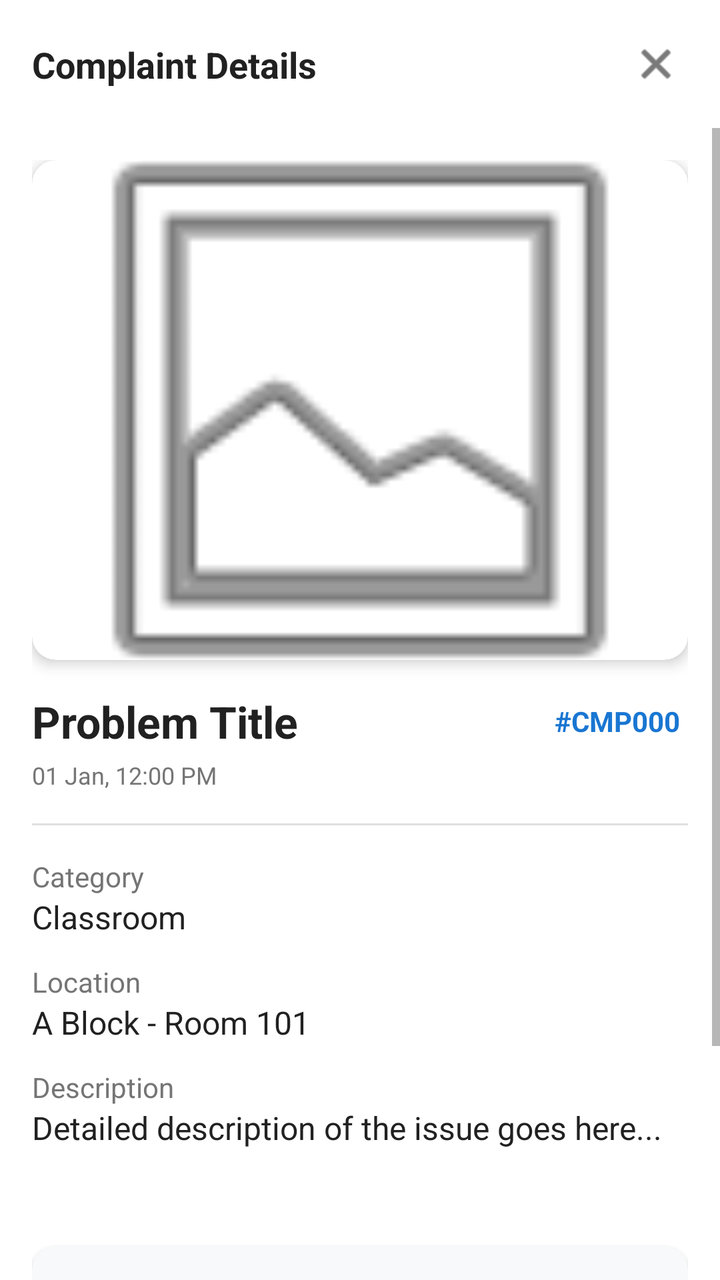
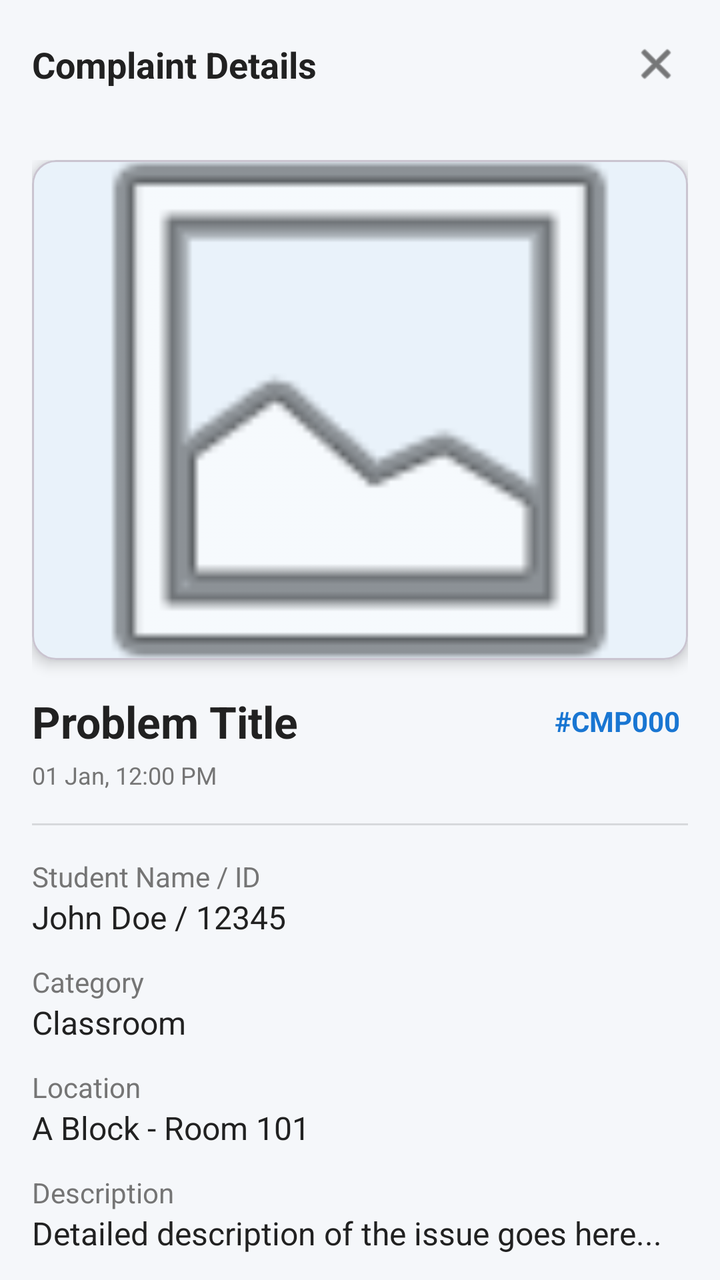

The first picture is an Android layout as it rendered before a commit; the second is the same layout after the commit. The layout source and the unified diff follow.
<!-- AndroidManifest.xml: application theme Theme.Demoapp -->
<!-- res/layout/activity_issue_detail.xml -->
<?xml version="1.0" encoding="utf-8"?>
<androidx.constraintlayout.widget.ConstraintLayout xmlns:android="http://schemas.android.com/apk/res/android"
    xmlns:app="http://schemas.android.com/apk/res-auto"
    xmlns:tools="http://schemas.android.com/tools"
    android:layout_width="match_parent"
    android:layout_height="match_parent"
    android:background="?attr/colorSurface">

    
    <androidx.constraintlayout.widget.ConstraintLayout
        android:id="@+id/detailHeader"
        android:layout_width="match_parent"
        android:layout_height="64dp"
        android:paddingHorizontal="16dp"
        app:layout_constraintTop_toTopOf="parent">

        <TextView
            android:layout_width="wrap_content"
            android:layout_height="wrap_content"
            android:text="Complaint Details"
            android:textColor="?android:attr/textColorPrimary"
            android:textSize="18sp"
            android:textStyle="bold"
            app:layout_constraintBottom_toBottomOf="parent"
            app:layout_constraintStart_toStartOf="parent"
            app:layout_constraintTop_toTopOf="parent" />

        <ImageView
            android:id="@+id/closeBtn"
            android:layout_width="32dp"
            android:layout_height="32dp"
            android:src="@android:drawable/ic_menu_close_clear_cancel"
            android:background="?attr/selectableItemBackgroundBorderless"
            android:clickable="true"
            android:focusable="true"
            android:padding="4dp"
            app:layout_constraintBottom_toBottomOf="parent"
            app:layout_constraintEnd_toEndOf="parent"
            app:layout_constraintTop_toTopOf="parent"
            app:tint="?android:attr/textColorPrimary" />

    </androidx.constraintlayout.widget.ConstraintLayout>

    <ScrollView
        android:layout_width="match_parent"
        android:layout_height="0dp"
        app:layout_constraintBottom_toBottomOf="parent"
        app:layout_constraintTop_toBottomOf="@id/detailHeader">

        <LinearLayout
            android:layout_width="match_parent"
            android:layout_height="wrap_content"
            android:orientation="vertical"
            android:padding="16dp">

            <androidx.cardview.widget.CardView
                android:layout_width="match_parent"
                android:layout_height="wrap_content"
                app:cardCornerRadius="12dp"
                app:cardElevation="4dp"
                android:layout_marginBottom="16dp">

                <ImageView
                    android:id="@+id/detailImage"
                    android:layout_width="match_parent"
                    android:layout_height="250dp"
                    android:scaleType="centerCrop"
                    android:src="@android:drawable/ic_menu_gallery" />
            </androidx.cardview.widget.CardView>

            <LinearLayout
                android:layout_width="match_parent"
                android:layout_height="wrap_content"
                android:orientation="horizontal"
                android:gravity="center_vertical">

                <TextView
                    android:id="@+id/detailTitle"
                    android:layout_width="0dp"
                    android:layout_height="wrap_content"
                    android:layout_weight="1"
                    android:text="Problem Title"
                    android:textSize="22sp"
                    android:textStyle="bold"
                    android:textColor="?android:attr/textColorPrimary" />

                <TextView
                    android:id="@+id/detailComplaintId"
                    android:layout_width="wrap_content"
                    android:layout_height="wrap_content"
                    android:text="#CMP000"
                    android:textSize="14sp"
                    android:textStyle="bold"
                    android:textColor="?attr/colorPrimary"
                    android:background="@android:color/transparent"
                    android:padding="4dp" />
            </LinearLayout>

            <TextView
                android:id="@+id/detailDateTime"
                android:layout_width="wrap_content"
                android:layout_height="wrap_content"
                android:text="01 Jan, 12:00 PM"
                android:textSize="12sp"
                android:layout_marginTop="4dp"
                android:textColor="?android:attr/textColorSecondary" />

            <View
                android:layout_width="match_parent"
                android:layout_height="1dp"
                android:background="?android:attr/dividerVertical"
                android:layout_marginTop="16dp"
                android:layout_marginBottom="16dp" />

            <TextView
                android:layout_width="wrap_content"
                android:layout_height="wrap_content"
                android:text="Category"
                android:textSize="14sp"
                android:textColor="?android:attr/textColorSecondary" />
            <TextView
                android:id="@+id/detailCategory"
                android:layout_width="wrap_content"
                android:layout_height="wrap_content"
                android:text="Classroom"
                android:textSize="16sp"
                android:textColor="?android:attr/textColorPrimary"
                android:layout_marginBottom="12dp" />

            <TextView
                android:layout_width="wrap_content"
                android:layout_height="wrap_content"
                android:text="Location"
                android:textSize="14sp"
                android:textColor="?android:attr/textColorSecondary" />
            <TextView
                android:id="@+id/detailLocation"
                android:layout_width="wrap_content"
                android:layout_height="wrap_content"
                android:text="A Block - Room 101"
                android:textSize="16sp"
                android:textColor="?android:attr/textColorPrimary"
                android:layout_marginBottom="12dp" />

            <TextView
                android:layout_width="wrap_content"
                android:layout_height="wrap_content"
                android:text="Description"
                android:textSize="14sp"
                android:textColor="?android:attr/textColorSecondary" />
            <TextView
                android:id="@+id/detailDescription"
                android:layout_width="match_parent"
                android:layout_height="wrap_content"
                android:text="Detailed description of the issue goes here..."
                android:textSize="16sp"
                android:textColor="?android:attr/textColorPrimary"
                android:layout_marginBottom="24dp" />

            
            <androidx.cardview.widget.CardView
                android:layout_width="match_parent"
                android:layout_height="wrap_content"
                android:layout_marginTop="24dp"
                app:cardCornerRadius="12dp"
                app:cardElevation="2dp"
                app:cardBackgroundColor="#F8F9FA">

                <LinearLayout
                    android:layout_width="match_parent"
                    android:layout_height="wrap_content"
                    android:orientation="vertical"
                    android:padding="16dp">

                    <TextView
                        android:layout_width="wrap_content"
                        android:layout_height="wrap_content"
                        android:text="Complaint Status History"
                        android:textStyle="bold"
                        android:textSize="16sp"
                        android:textColor="?attr/colorPrimary"
                        android:layout_marginBottom="16dp" />

                    
                    <LinearLayout
                        android:layout_width="match_parent"
                        android:layout_height="wrap_content"
                        android:orientation="horizontal"
                        android:layout_marginBottom="12dp">
                        <TextView
                            android:layout_width="0dp"
                            android:layout_height="wrap_content"
                            android:layout_weight="1"
                            android:text="Current Status:"
                            android:textSize="14sp"
                            android:textStyle="bold"
                            android:textColor="?android:attr/textColorPrimary"/>
                        <TextView
                            android:id="@+id/detailStatus"
                            android:layout_width="wrap_content"
                            android:layout_height="wrap_content"
                            android:text="Pending"
                            android:textSize="14sp"
                            android:textStyle="bold"
                            android:textColor="@color/status_in_progress" />
                    </LinearLayout>

                    
                    <LinearLayout
                        android:id="@+id/layoutRaised"
                        android:layout_width="match_parent"
                        android:layout_height="wrap_content"
                        android:orientation="horizontal"
                        android:layout_marginBottom="12dp">
                        <TextView
                            android:layout_width="0dp"
                            android:layout_height="wrap_content"
                            android:layout_weight="1"
                            android:text="Raised At:"
                            android:textSize="14sp"
                            android:textColor="?android:attr/textColorPrimary"/>
                        <LinearLayout
                            android:layout_width="wrap_content"
                            android:layout_height="wrap_content"
                            android:orientation="vertical"
                            android:gravity="end">
                            <TextView
                                android:id="@+id/detailRaisedDate"
                                android:layout_width="wrap_content"
                                android:layout_height="wrap_content"
                                android:text="-"
                                android:textSize="13sp"
                                android:textColor="?android:attr/textColorSecondary" />
                            <TextView
                                android:id="@+id/detailRaisedTime"
                                android:layout_width="wrap_content"
                                android:layout_height="wrap_content"
                                android:text="-"
                                android:textSize="13sp"
                                android:textColor="?android:attr/textColorSecondary" />
                        </LinearLayout>
                    </LinearLayout>

                    
                    <LinearLayout
                        android:id="@+id/layoutProcessing"
                        android:layout_width="match_parent"
                        android:layout_height="wrap_content"
                        android:orientation="horizontal"
                        android:layout_marginBottom="12dp"
                        android:visibility="gone">
                        <TextView
                            android:layout_width="0dp"
                            android:layout_height="wrap_content"
                            android:layout_weight="1"
                            android:text="Admin Accepted:"
                            android:textSize="14sp"
                            android:textColor="?android:attr/textColorPrimary"/>
                        <LinearLayout
                            android:layout_width="wrap_content"
                            android:layout_height="wrap_content"
                            android:orientation="vertical"
                            android:gravity="end">
                            <TextView
                                android:id="@+id/detailProcessingDate"
                                android:layout_width="wrap_content"
                                android:layout_height="wrap_content"
                                android:text="-"
                                android:textSize="13sp"
                                android:textColor="?android:attr/textColorSecondary" />
                            <TextView
                                android:id="@+id/detailProcessingTime"
                                android:layout_width="wrap_content"
                                android:layout_height="wrap_content"
                                android:text="-"
                                android:textSize="13sp"
                                android:textColor="?android:attr/textColorSecondary" />
                        </LinearLayout>
                    </LinearLayout>

                    
                    <LinearLayout
                        android:id="@+id/layoutResolved"
                        android:layout_width="match_parent"
                        android:layout_height="wrap_content"
                        android:orientation="horizontal"
                        android:visibility="gone">
                        <TextView
                            android:layout_width="0dp"
                            android:layout_height="wrap_content"
                            android:layout_weight="1"
                            android:text="Admin Resolved:"
                            android:textSize="14sp"
                            android:textColor="?android:attr/textColorPrimary"/>
                        <LinearLayout
                            android:layout_width="wrap_content"
                            android:layout_height="wrap_content"
                            android:orientation="vertical"
                            android:gravity="end">
                            <TextView
                                android:id="@+id/detailResolvedDate"
                                android:layout_width="wrap_content"
                                android:layout_height="wrap_content"
                                android:text="-"
                                android:textSize="13sp"
                                android:textColor="#388E3C"
                                android:textStyle="bold" />
                            <TextView
                                android:id="@+id/detailResolvedTime"
                                android:layout_width="wrap_content"
                                android:layout_height="wrap_content"
                                android:text="-"
                                android:textSize="13sp"
                                android:textColor="#388E3C"
                                android:textStyle="bold" />
                        </LinearLayout>
                    </LinearLayout>

                </LinearLayout>
            </androidx.cardview.widget.CardView>

        </LinearLayout>
    </ScrollView>
</androidx.constraintlayout.widget.ConstraintLayout>
<!-- resources referenced by this layout -->
<resources>
  <color name="status_in_progress">#FF9800</color>
  <style name="Theme.Demoapp" parent="Base.Theme.Demoapp" />
  <style name="Base.Theme.Demoapp" parent="Theme.Material3.Light.NoActionBar">
          <item name="colorPrimary">@color/blue_primary</item>
          <item name="colorOnPrimary">@color/white</item>
          <item name="android:windowBackground">@color/bg_light</item>
          <item name="colorSurface">@color/card_bg_light</item>
          <item name="colorOnSurface">@color/text_primary_light</item>
          <item name="android:textColorPrimary">@color/text_primary_light</item>
          <item name="android:textColorSecondary">@color/text_secondary_light</item>
          <item name="android:colorControlHighlight">#20000000</item>
      </style>
  <color name="blue_primary">#1976D2</color>
  <color name="white">#FFFFFFFF</color>
  <color name="bg_light">#F5F7FA</color>
  <color name="card_bg_light">#FFFFFF</color>
  <color name="text_primary_light">#212121</color>
  <color name="text_secondary_light">#757575</color>
</resources>

<!-- the commit's change to res/layout/activity_issue_detail.xml (unified diff, before → after) -->
@@ -4,7 +4,7 @@
     xmlns:tools="http://schemas.android.com/tools"
     android:layout_width="match_parent"
     android:layout_height="match_parent"
-    android:background="?attr/colorSurface">
+    android:background="?android:attr/windowBackground">
 
     
     <androidx.constraintlayout.widget.ConstraintLayout
@@ -41,7 +41,7 @@
 
     </androidx.constraintlayout.widget.ConstraintLayout>
 
-    <ScrollView
+    <androidx.core.widget.NestedScrollView
         android:layout_width="match_parent"
         android:layout_height="0dp"
         app:layout_constraintBottom_toBottomOf="parent"
@@ -53,11 +53,12 @@
             android:orientation="vertical"
             android:padding="16dp">
 
-            <androidx.cardview.widget.CardView
+            <com.google.android.material.card.MaterialCardView
                 android:layout_width="match_parent"
                 android:layout_height="wrap_content"
                 app:cardCornerRadius="12dp"
                 app:cardElevation="4dp"
+                app:cardBackgroundColor="?attr/colorSurface"
                 android:layout_marginBottom="16dp">
 
                 <ImageView
@@ -66,7 +67,7 @@
                     android:layout_height="250dp"
                     android:scaleType="centerCrop"
                     android:src="@android:drawable/ic_menu_gallery" />
-            </androidx.cardview.widget.CardView>
+            </com.google.android.material.card.MaterialCardView>
 
             <LinearLayout
                 android:layout_width="match_parent"
@@ -113,6 +114,22 @@
                 android:layout_marginBottom="16dp" />
 
             <TextView
+                android:id="@+id/labelStudentName"
+                android:layout_width="wrap_content"
+                android:layout_height="wrap_content"
+                android:text="Student Name / ID"
+                android:textSize="14sp"
+                android:textColor="?android:attr/textColorSecondary" />
+            <TextView
+                android:id="@+id/detailStudentName"
+                android:layout_width="wrap_content"
+                android:layout_height="wrap_content"
+                android:text="John Doe / 12345"
+                android:textSize="16sp"
+                android:textColor="?android:attr/textColorPrimary"
+                android:layout_marginBottom="12dp" />
+
+            <TextView
                 android:layout_width="wrap_content"
                 android:layout_height="wrap_content"
                 android:text="Category"
@@ -158,13 +175,13 @@
                 android:layout_marginBottom="24dp" />
 
             
-            <androidx.cardview.widget.CardView
+            <com.google.android.material.card.MaterialCardView
                 android:layout_width="match_parent"
                 android:layout_height="wrap_content"
                 android:layout_marginTop="24dp"
                 app:cardCornerRadius="12dp"
                 app:cardElevation="2dp"
-                app:cardBackgroundColor="#F8F9FA">
+                app:cardBackgroundColor="?attr/colorSurface">
 
                 <LinearLayout
                     android:layout_width="match_parent"
@@ -303,7 +320,7 @@
                                 android:layout_height="wrap_content"
                                 android:text="-"
                                 android:textSize="13sp"
-                                android:textColor="#388E3C"
+                                android:textColor="@color/status_resolved"
                                 android:textStyle="bold" />
                             <TextView
                                 android:id="@+id/detailResolvedTime"
@@ -311,14 +328,14 @@
                                 android:layout_height="wrap_content"
                                 android:text="-"
                                 android:textSize="13sp"
-                                android:textColor="#388E3C"
+                                android:textColor="@color/status_resolved"
                                 android:textStyle="bold" />
                         </LinearLayout>
                     </LinearLayout>
 
                 </LinearLayout>
-            </androidx.cardview.widget.CardView>
+            </com.google.android.material.card.MaterialCardView>
 
         </LinearLayout>
-    </ScrollView>
+    </androidx.core.widget.NestedScrollView>
 </androidx.constraintlayout.widget.ConstraintLayout>
<!-- resource entries referenced after the edit -->
@@ -1,6 +1,7 @@
 <!-- resources referenced by this layout -->
 <resources>
   <color name="status_in_progress">#FF9800</color>
+  <color name="status_resolved">#4CAF50</color>
   <style name="Theme.Demoapp" parent="Base.Theme.Demoapp" />
   <style name="Base.Theme.Demoapp" parent="Theme.Material3.Light.NoActionBar">
           <item name="colorPrimary">@color/blue_primary</item>
@@ -8,6 +9,8 @@
           <item name="android:windowBackground">@color/bg_light</item>
           <item name="colorSurface">@color/card_bg_light</item>
           <item name="colorOnSurface">@color/text_primary_light</item>
+          <item name="colorSurfaceVariant">#F5F5F5</item>
+          <item name="colorOnSurfaceVariant">@color/text_secondary_light</item>
           <item name="android:textColorPrimary">@color/text_primary_light</item>
           <item name="android:textColorSecondary">@color/text_secondary_light</item>
           <item name="android:colorControlHighlight">#20000000</item>
